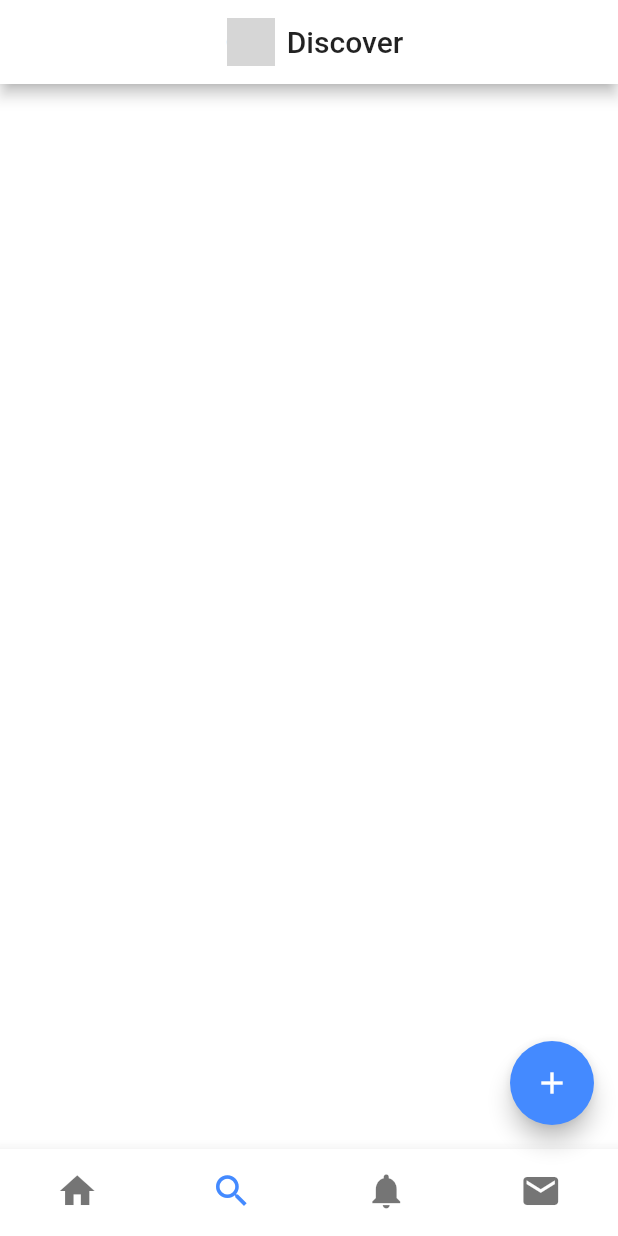
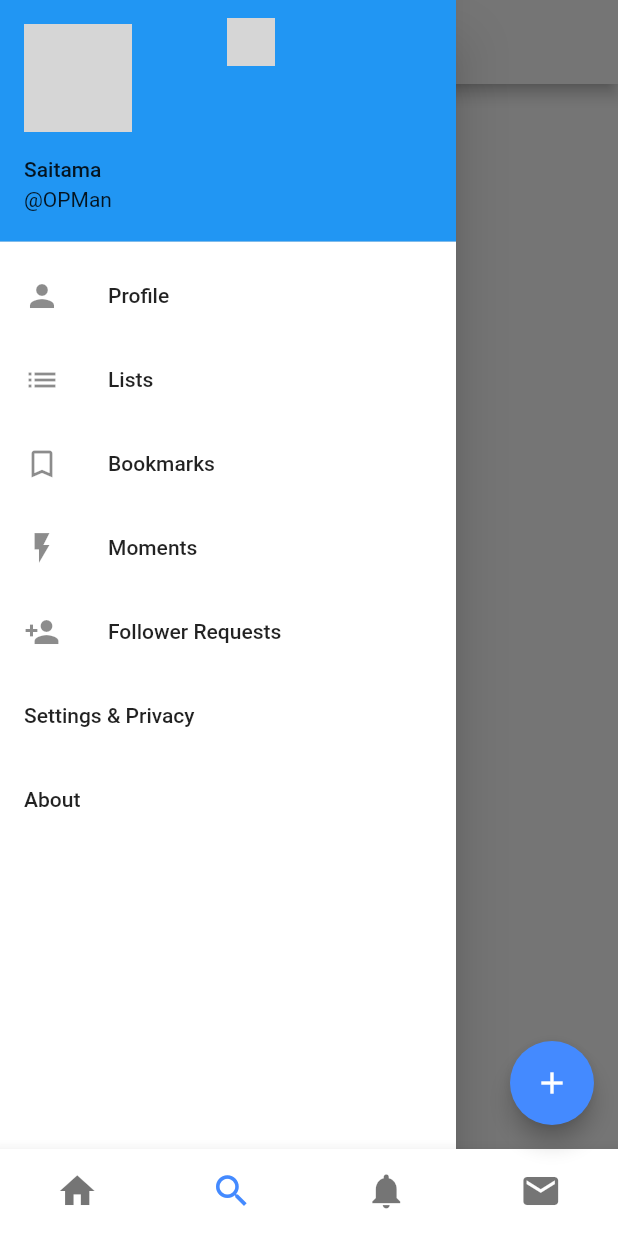
Before and after one commit to Renzo-Olivares/Twitter_App, a Flutter app: the screen it shows after launch, item 2 of the bottom bar chosen, with the side drawer open (before the commit the screen has no drawer), on a phone screen of 412 x 824 dp. Run offline on Flutter 3.47's test engine with Material 2 defaults, Android fonts, the phone set to English and light mode, and no system bars; network calls fail; grey boxes are pictures that could not be loaded.

Commit message:
Implement navigation drawer and launch it from tapping circle avatar in appbar. Will implement slide from right gesture once flutter updates for Android Q's full gesture navigation.

```diff
--- a/lib/avatar_appbar.dart
+++ b/lib/avatar_appbar.dart
@@ -17,6 +17,7 @@ class _AvatarAppBarState extends State<AvatarAppBar>{
   @override
   Widget build(BuildContext context) {
     return AppBar(
+      automaticallyImplyLeading: false,
       title: Row(
         mainAxisAlignment: MainAxisAlignment.center,
         children: <Widget>[
@@ -39,12 +40,6 @@ class _AvatarAppBarState extends State<AvatarAppBar>{
 
 
   void _onTap(BuildContext context) {
-    if (Navigator.of(context).canPop()) {
-      Navigator.of(context).pop();
-    }
-    Navigator.of(context)
-        .push(MaterialPageRoute(builder: (BuildContext context) {
-      return null;
-    }));
+    Scaffold.of(context).openDrawer();
   }
 }
--- a/lib/discover.dart
+++ b/lib/discover.dart
@@ -1,5 +1,6 @@
 import 'package:flutter/material.dart';
 import 'avatar_appbar.dart';
+import 'profile_drawer.dart';
 
 class Discover extends StatefulWidget {
   @override
@@ -11,6 +12,7 @@ class _DiscoverState extends State<Discover> {
   Widget build(BuildContext context) {
     // TODO: implement build
     return Scaffold(
+      drawer: ProfileDrawer(),
       appBar: AvatarAppBar("Discover"),
     );
   }
--- a/lib/home.dart
+++ b/lib/home.dart
@@ -2,6 +2,7 @@ import 'package:flutter/material.dart';
 import 'post_card.dart';
 import 'postmodel.dart';
 import 'avatar_appbar.dart';
+import 'profile_drawer.dart';
 
 List<PostModel> listData = [
   PostModel(
@@ -48,6 +49,7 @@ class _HomeState extends State<Home> {
   Widget build(BuildContext context) {
     // TODO: implement build
     return Scaffold(
+      drawer: ProfileDrawer(),
       appBar: AvatarAppBar("Home"),
       body: SafeArea(
         child: AnimatedList(
--- a/lib/messages.dart
+++ b/lib/messages.dart
@@ -2,6 +2,7 @@ import 'package:flutter/material.dart';
 import 'post_card.dart';
 import 'postmodel.dart';
 import 'avatar_appbar.dart';
+import 'profile_drawer.dart';
 
 List<PostModel> listData = [
   PostModel(
@@ -48,6 +49,7 @@ class _MessagesState extends State<Messages> {
   Widget build(BuildContext context) {
     // TODO: implement build
     return Scaffold(
+      drawer: ProfileDrawer(),
       body: SafeArea(
         child: AnimatedList(
           initialItemCount: listData.length,
--- a/lib/notifications.dart
+++ b/lib/notifications.dart
@@ -2,6 +2,7 @@ import 'package:flutter/material.dart';
 import 'post_card.dart';
 import 'postmodel.dart';
 import 'avatar_appbar.dart';
+import 'profile_drawer.dart';
 
 List<String> tabList = [
   "All",
@@ -84,6 +85,7 @@ class _NotificationsState extends State<Notifications> {
   Widget build(BuildContext context) {
     // TODO: implement build
     return Scaffold(
+      drawer: ProfileDrawer(),
       body: DefaultTabController(
           length: 2,
           child: Scaffold(
--- /dev/null
+++ b/lib/profile_drawer.dart
@@ -0,0 +1,53 @@
+import 'package:flutter/material.dart';
+
+class ProfileDrawer extends StatefulWidget {
+  @override
+  _ProfileDrawerState createState() => _ProfileDrawerState();
+}
+
+class _ProfileDrawerState extends State<ProfileDrawer> {
+  @override
+  Widget build(BuildContext context) {
+    // TODO: implement build
+    return Drawer(
+      child: Column(
+        children: <Widget>[
+          UserAccountsDrawerHeader(
+            accountName: Text("Saitama"),
+            accountEmail: Text("@OPMan"),
+            currentAccountPicture: CircleAvatar(
+              backgroundImage: NetworkImage(
+                  "https://avatarfiles.alphacoders.com/491/49114.jpg"),
+            ),
+          ),
+          ListTile(
+            leading: Icon(Icons.person),
+            title: Text("Profile"),
+          ),
+          ListTile(
+            leading: Icon(Icons.list),
+            title: Text("Lists"),
+          ),
+          ListTile(
+            leading: Icon(Icons.bookmark_border),
+            title: Text("Bookmarks"),
+          ),
+          ListTile(
+            leading: Icon(Icons.flash_on),
+            title: Text("Moments"),
+          ),
+          ListTile(
+            leading: Icon(Icons.person_add),
+            title: Text("Follower Requests"),
+          ),
+          ListTile(
+            title: Text("Settings & Privacy"),
+          ),
+          ListTile(
+            title: Text("About"),
+          ),
+        ],
+      ),
+    );
+  }
+}
```
